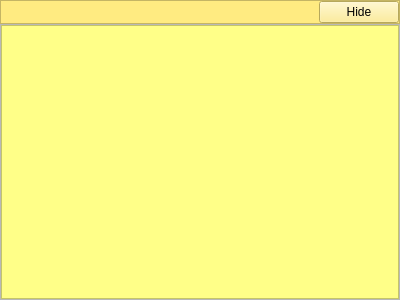
This is src/noteslot/ui/note.ui in juliendz/noteslot as Qt 5 draws it before an edit. The edited form follows.
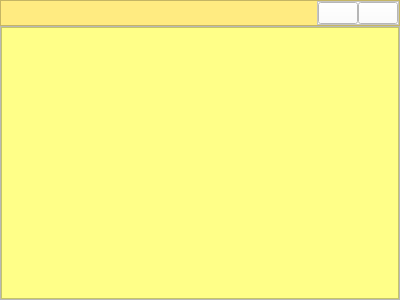
This is the edited form. Icons and pictures are not drawn.

Commit message: Save note content timer and on close/hide

```diff
--- a/src/noteslot/ui/note.ui
+++ b/src/noteslot/ui/note.ui
@@ -70,10 +70,55 @@
        </spacer>
       </item>
       <item>
-       <widget class="QPushButton" name="btn_hide">
-        <property name="text">
-         <string>Hide</string>
+       <widget class="QFrame" name="frame_3">
+        <property name="styleSheet">
+         <string notr="true">background-color: rgb(255, 255, 255);</string>
         </property>
+        <property name="frameShape">
+         <enum>QFrame::StyledPanel</enum>
+        </property>
+        <property name="frameShadow">
+         <enum>QFrame::Raised</enum>
+        </property>
+        <layout class="QHBoxLayout" name="horizontalLayout_3">
+         <property name="spacing">
+          <number>0</number>
+         </property>
+         <property name="leftMargin">
+          <number>0</number>
+         </property>
+         <property name="topMargin">
+          <number>0</number>
+         </property>
+         <property name="rightMargin">
+          <number>0</number>
+         </property>
+         <property name="bottomMargin">
+          <number>0</number>
+         </property>
+         <item>
+          <widget class="QPushButton" name="btn_showmain">
+           <property name="text">
+            <string/>
+           </property>
+           <property name="icon">
+            <iconset resource="../noteslot.qrc">
+             <normaloff>:/icons/resources/icons/gear.png</normaloff>:/icons/resources/icons/gear.png</iconset>
+           </property>
+          </widget>
+         </item>
+         <item>
+          <widget class="QPushButton" name="btn_hide">
+           <property name="text">
+            <string/>
+           </property>
+           <property name="icon">
+            <iconset resource="../noteslot.qrc">
+             <normaloff>:/icons/resources/icons/close.png</normaloff>:/icons/resources/icons/close.png</iconset>
+           </property>
+          </widget>
+         </item>
+        </layout>
        </widget>
       </item>
      </layout>
```
Left out of the diff: 4 changed lines with no effect on the pictures. The commit also changes 12 other files.
